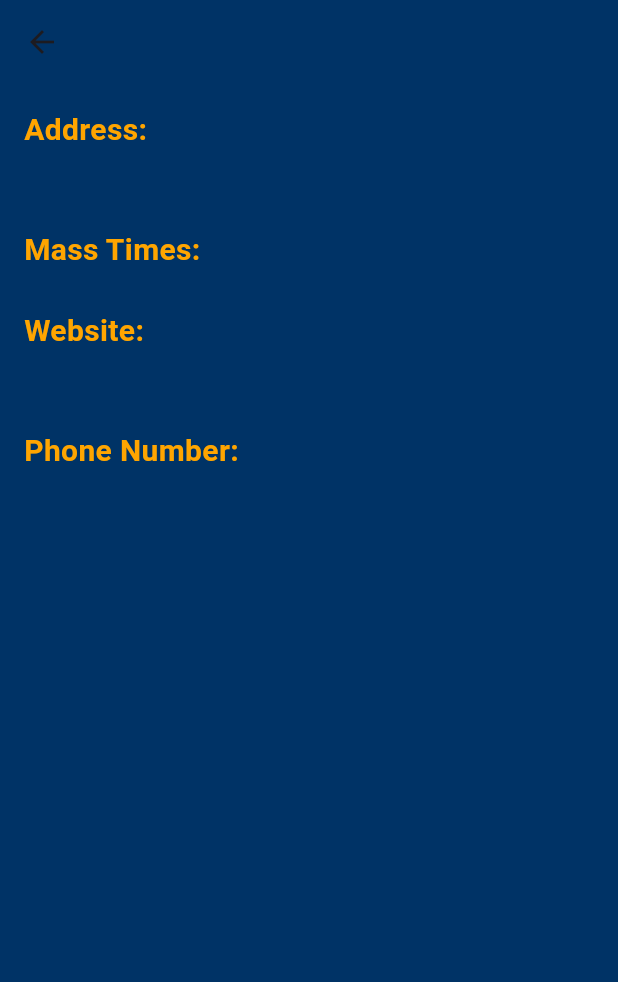
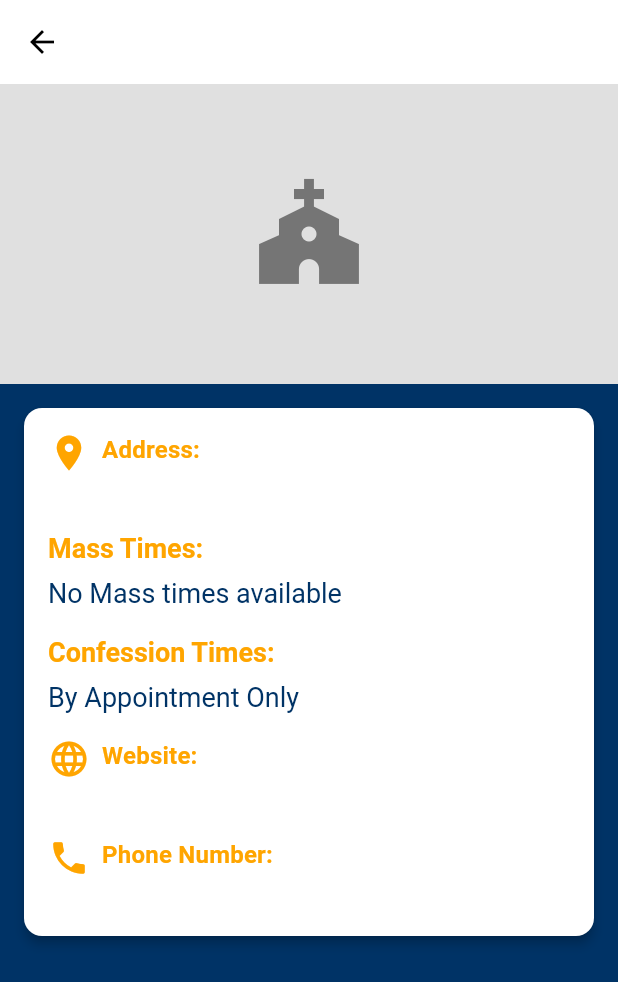
Before and after one commit to mfgarvin/MassGPT_app, a Flutter app: the ParishDetailPage screen opened directly with empty values, on a phone screen of 412 x 824 dp. Shown: the top 982 px of the screen. Run offline on Flutter 3.47's test engine with Material 3 defaults, Android fonts, the light colour scheme and no system bars; our stand-ins replace flutter_dotenv, flutter_map, geolocator, latlong2.

Commit message:
some updates

```diff
--- a/lib/models/parish.dart
+++ b/lib/models/parish.dart
@@ -6,6 +6,7 @@ class Parish {
   final String phone;
   final String website;
   final List<String> massTimes;
+  final List<String> confTimes;
   final String? contactInfo;
   final double? latitude;
   final double? longitude;
@@ -18,6 +19,7 @@ class Parish {
     required this.phone,
     required this.website,
     required this.massTimes,
+    required this.confTimes,
     this.contactInfo,
     this.latitude,
     this.longitude,
@@ -44,6 +46,9 @@ class Parish {
       massTimes: json['mass_times'] != null
           ? List<String>.from(json['mass_times'])
           : [],
+      confTimes: json['conf_times'] != null
+          ? List<String>.from(json['conf_times'])
+          : [],
       latitude: json['latitude'] != null
           ? json['latitude'].toDouble()
           : null,
--- a/lib/pages/parish_detail_page.dart
+++ b/lib/pages/parish_detail_page.dart
@@ -4,85 +4,218 @@ import '../models/parish.dart';
 class ParishDetailPage extends StatelessWidget {
   final Parish parish;
 
-  ParishDetailPage({required this.parish});
+  const ParishDetailPage({Key? key, required this.parish}) : super(key: key);
 
   @override
   Widget build(BuildContext context) {
-    final Color backgroundColor = const Color(0xFF003366);
-    final Color textColor = const Color(0xFFFFFDD0);
-    final Color accentColor = const Color(0xFFFFA500);
+    final theme     = Theme.of(context);
+    final textTheme = theme.textTheme;
+    final accentColor = theme.colorScheme.secondary;
 
     return Scaffold(
-      backgroundColor: backgroundColor,
       appBar: AppBar(
         title: Text(parish.name),
-        backgroundColor: backgroundColor,
       ),
       body: SingleChildScrollView(
+        child: Column(
+          children: [
+            // 1. Optional Hero Image or Placeholder
+            // If you don't have an actual image, you can use a placeholder.
+            _buildParishImage(),
+
+            // 2. A Card for Parish Information
+            Card(
+              margin: const EdgeInsets.all(16.0),
+              elevation: 3.0,
+              shape: RoundedRectangleBorder(
+                borderRadius: BorderRadius.circular(12.0),
+              ),
+              child: Padding(
                 padding: const EdgeInsets.all(16.0),
                 child: Column(
                   crossAxisAlignment: CrossAxisAlignment.start,
                   children: [
                     // Address
-            Text(
-              'Address:',
-              style: TextStyle(
-                  color: accentColor,
-                  fontSize: 20,
-                  fontWeight: FontWeight.bold),
+                    _InfoRow(
+                      icon: Icons.location_on,
+                      title: 'Address',
+                      text: parish.address,
+                      theme: textTheme,
+                      accentColor: accentColor,
                     ),
-            const SizedBox(height: 5),
-            Text(
-              parish.address,
-              style: TextStyle(color: textColor, fontSize: 18),
-            ),
-            const SizedBox(height: 20),
+                    const SizedBox(height: 16.0),
+
                     // Mass Times
                     Text(
                       'Mass Times:',
-              style: TextStyle(
+                      // icon: Icons.access_time,
+                      style: textTheme.titleLarge?.copyWith(
                         color: accentColor,
-                  fontSize: 20,
-                  fontWeight: FontWeight.bold),
-            ),
-            const SizedBox(height: 5),
-            ...parish.massTimes.map(
-              (time) => Text(
-                time,
-                style: TextStyle(color: textColor, fontSize: 18),
+                        fontWeight: FontWeight.bold,
                       ),
                     ),
-            const SizedBox(height: 20),
-            // Additional Details (if any)
-            // For example, contact information, website, etc.
+                    const SizedBox(height: 8.0),
+                    ..._buildMassTimes(parish.massTimes, textTheme),
+                    const SizedBox(height: 16.0),
+
+                    // Confession Times
                     Text(
-              'Website:',
-              style: TextStyle(
+                      'Confession Times:',
+                      style: textTheme.titleLarge?.copyWith(
                         color: accentColor,
-                  fontSize: 20,
-                  fontWeight: FontWeight.bold),
+                        fontWeight: FontWeight.bold,
                       ),
-            const SizedBox(height: 5),
-            Text(
-              parish.website!,
-              style: TextStyle(color: textColor, fontSize: 18),
                     ),
-            const SizedBox(height: 20),
-            Text(
-              'Phone Number:',
-              style: TextStyle(
-                  color: accentColor,
-                  fontSize: 20,
-                  fontWeight: FontWeight.bold),
+                    const SizedBox(height: 8.0),
+                    ..._buildConfTimes(parish.confTimes, textTheme),
+                    const SizedBox(height: 16.0),
+
+                    // Website
+                    _InfoRow(
+                      icon: Icons.language,
+                      title: 'Website',
+                      text: parish.website ?? 'N/A',
+                      theme: textTheme,
+                      accentColor: accentColor,
                     ),
-            const SizedBox(height: 5),
-            Text(
-              parish.phone,
-              style: TextStyle(color: textColor, fontSize: 18),
+                    const SizedBox(height: 16.0),
+
+                    // Phone Number
+                    _InfoRow(
+                      icon: Icons.phone,
+                      title: 'Phone Number',
+                      text: parish.phone,
+                      theme: textTheme,
+                      accentColor: accentColor,
+                    ),
+                  ],
+                ),
+              ),
             ),
           ],
         ),
       ),
     );
   }
+
+  // A Hero image or placeholder (if you have an actual image to display for the parish)
+  Widget _buildParishImage() {
+    // If you have a real image URL, you can use Image.network() or Image.asset()
+    // For demonstration, let's do a placeholder with a Hero widget.
+    return Hero(
+      tag: parish.name, // If you used a hero tag from a previous screen
+      child: Container(
+        height: 200,
+        width: double.infinity,
+        color: Colors.grey.shade300,
+        child: Center(
+          child: Icon(
+            Icons.church,
+            size: 80,
+            color: Colors.grey.shade600,
+          ),
+        ),
+      ),
+    );
   }
+
+  // Build the list of mass times with bullet points, or just plain text.
+  List<Widget> _buildMassTimes(List<String> times, TextTheme textTheme) {
+    if (times.isEmpty) {
+      return [
+        Text(
+          'No Mass times available',
+          style: textTheme.displaySmall,
+        ),
+      ];
+    }
+    return times.map((time) {
+      return Row(
+        children: [
+          const Text("• "),
+          Expanded(
+            child: Text(
+              time,
+              style: textTheme.displaySmall,
+            ),
+          ),
+        ],
+      );
+    }).toList();
+  }
+List<Widget> _buildConfTimes(List<String> times, TextTheme textTheme) {
+    if (times.isEmpty) {
+      return [
+        Text(
+          'By Appointment Only',
+          style: textTheme.displaySmall,
+        ),
+      ];
+    }
+    return times.map((time) {
+      return Row(
+        children: [
+          const Text("• "),
+          Expanded(
+            child: Text(
+              time,
+              style: textTheme.displaySmall,
+            ),
+          ),
+        ],
+      );
+    }).toList();
+  }
+}
+
+// A helper widget to display an icon + label + content in a more structured way.
+class _InfoRow extends StatelessWidget {
+  final IconData icon;
+  final String title;
+  final String text;
+  final TextTheme theme;
+  final Color accentColor;
+
+  const _InfoRow({
+    Key? key,
+    required this.icon,
+    required this.title,
+    required this.text,
+    required this.theme,
+    required this.accentColor,
+  }) : super(key: key);
+
+  @override
+  Widget build(BuildContext context) {
+    return Row(
+      crossAxisAlignment: CrossAxisAlignment.start,
+      children: [
+        Icon(
+          icon,
+          color: accentColor,
+          size: 28.0,
+        ),
+        const SizedBox(width: 8.0),
+        Expanded(
+          child: Column(
+            crossAxisAlignment: CrossAxisAlignment.start,
+            children: [
+              Text(
+                '$title:',
+                style: theme.titleMedium?.copyWith(
+                  color: accentColor,
+                  fontWeight: FontWeight.bold,
+                ),
+              ),
+              const SizedBox(height: 4.0),
+              Text(
+                text,
+                style: theme.displaySmall,
+              ),
+            ],
+          ),
+        ),
+      ],
+    );
+  }
+}
```
Also changed, not shown: lib/main.dart (+78 -45 lines), lib/pages/find_parish_near_me_page.dart (+38 -52 lines), data/parishes.json. Lines whose indentation alone changed are shown as unchanged.
